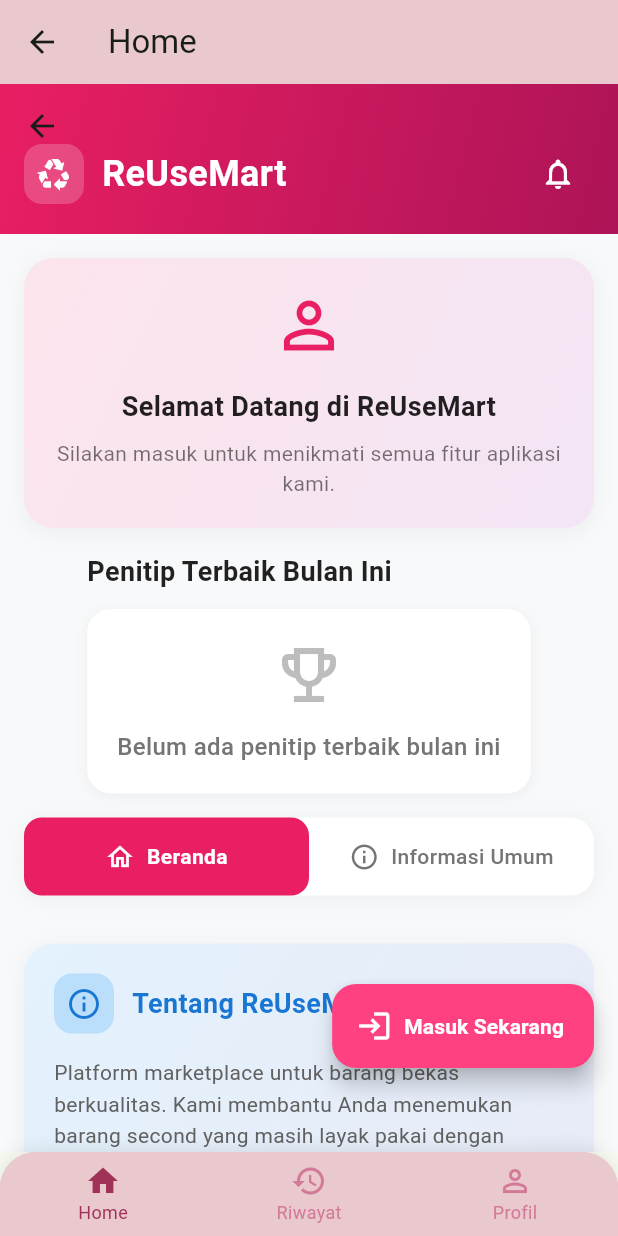
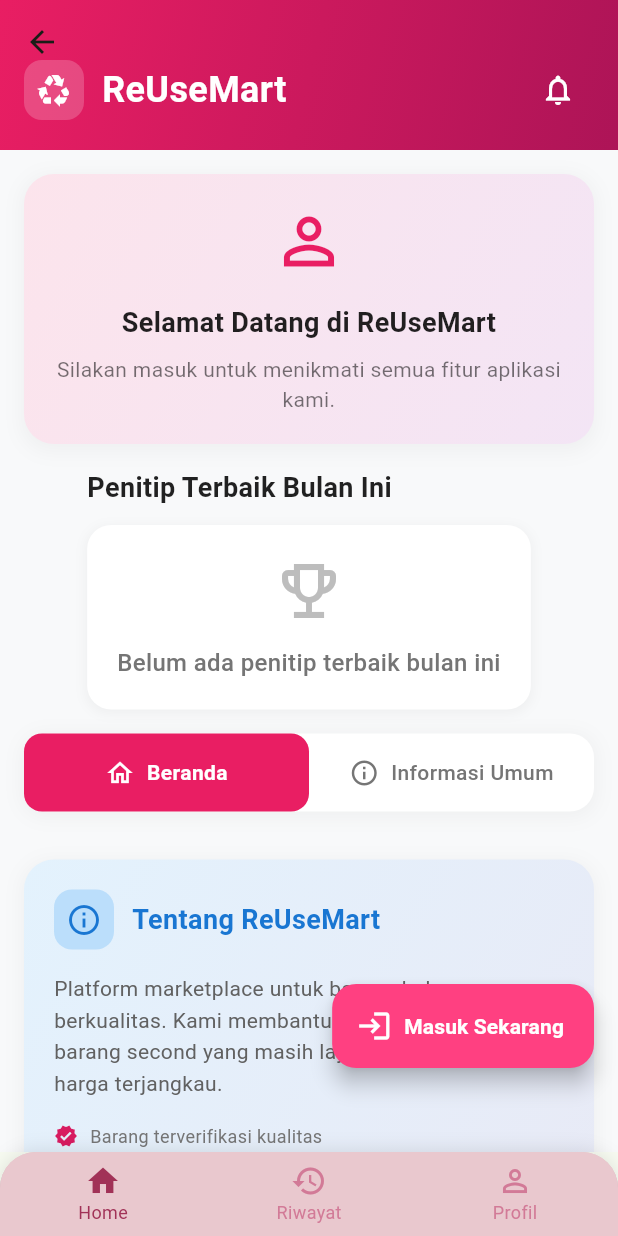
Before and after one commit to TesyaKell/p3l_reusemart_app, a Flutter app: the HomePage screen opened by its route, on a phone screen of 412 x 824 dp. Run offline on Flutter 3.47's test engine with Material 3 defaults, Android fonts, the phone set to English and light mode, and no system bars; our stand-ins replace firebase_core, firebase_messaging, flutter_local_notifications, shared_preferences; accounts and stored records are empty; network calls fail; Roboto replaces fonts that are missing (Poppins).

Commit message:
change kecil

```diff
--- a/lib/screens/home_page.dart
+++ b/lib/screens/home_page.dart
@@ -127,10 +127,10 @@ class _HomePageState extends State<HomePage> {
   @override
   Widget build(BuildContext context) {
     return Scaffold(
-      appBar: AppBar(
-        title: Text(_titles[_selectedIndex]),
-        backgroundColor: const Color(0xFFE9C8CE),
-      ),
+      // appBar: AppBar(
+      //   title: Text(_titles[_selectedIndex]),
+      //   backgroundColor: const Color(0xFFE9C8CE),
+      // ),
       body: _pages[_selectedIndex],
       bottomNavigationBar: Container(
         decoration: BoxDecoration(
--- a/lib/screens/pembeli/riwayat_pembelian.dart
+++ b/lib/screens/pembeli/riwayat_pembelian.dart
@@ -83,6 +83,7 @@ class _HistoryTransaksiPageState extends State<HistoryTransaksiPage> {
       body: Column(
         children: [
           // Filter Section
+          const SizedBox(height: 50),
           Padding(
             padding: const EdgeInsets.all(12.0),
             child: Card(
```
